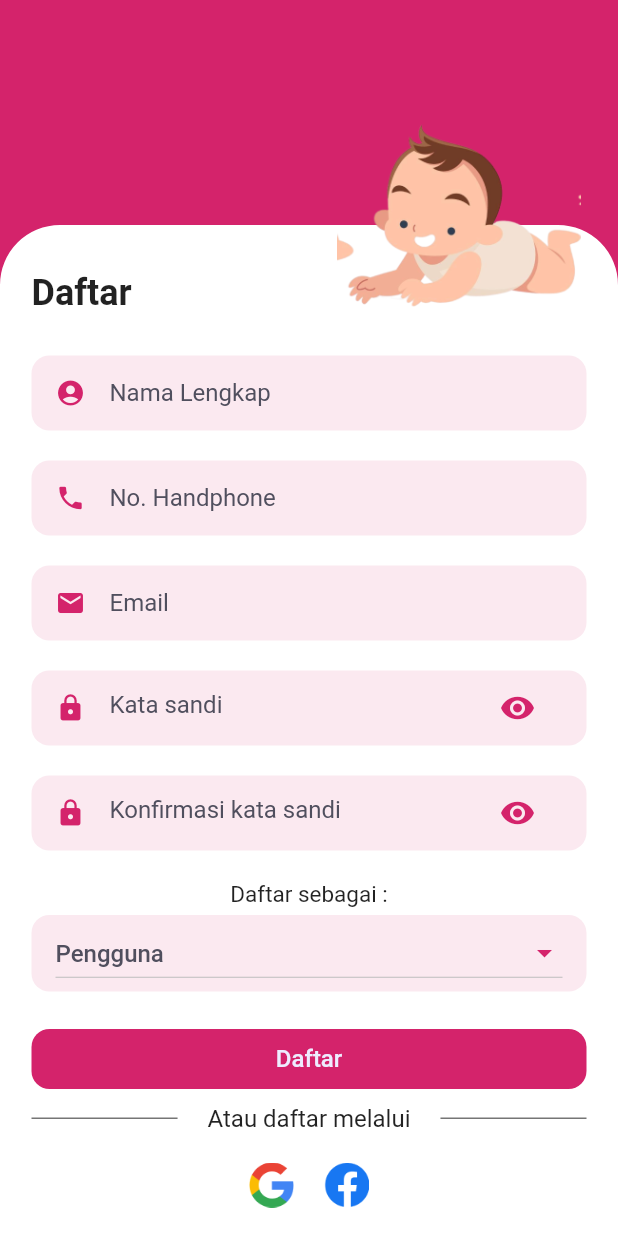
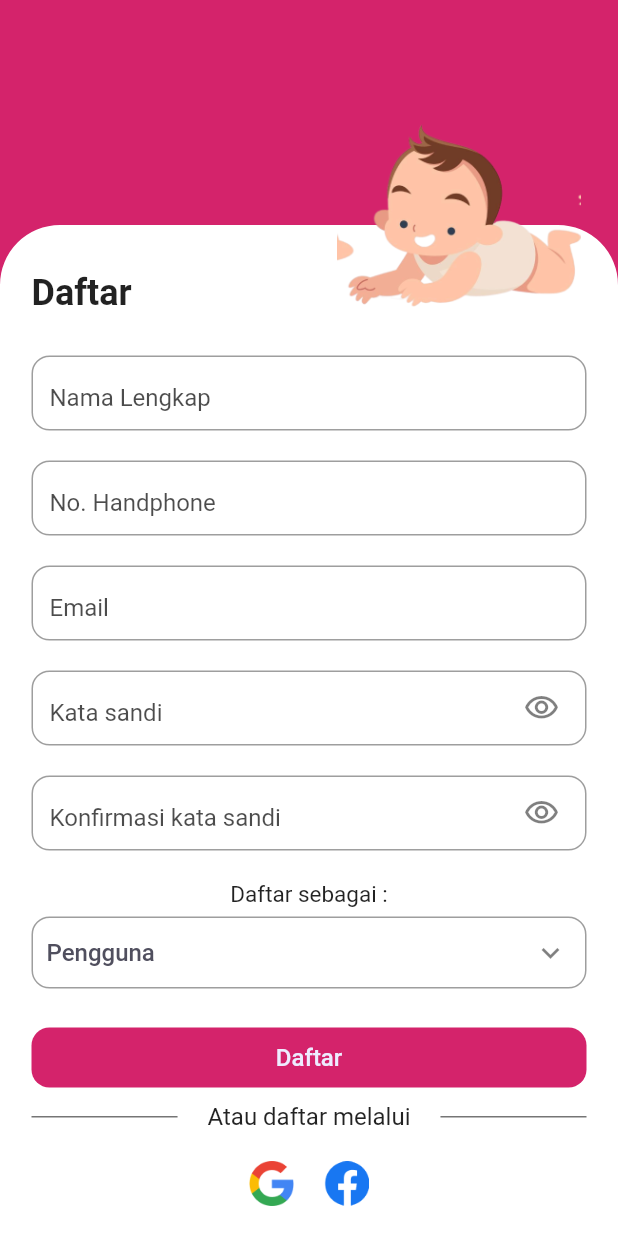
Before and after one commit to yaminmuhammad/pedikia-apps, a Flutter app: the SignUpPage screen opened by its route, on a phone screen of 412 x 824 dp. Run offline on Flutter 3.47's test engine with Material 2 defaults, Android fonts, the light colour scheme and no system bars; our stand-ins replace carousel_slider, flutter_datetime_picker, get, google_fonts, lottie.

Commit message:
update sign up page

```diff
--- a/lib/pages/sign_up_page.dart
+++ b/lib/pages/sign_up_page.dart
@@ -2,6 +2,8 @@
 
 import 'package:flutter/material.dart';
 import 'package:pedikia/theme.dart';
+
+bool focus = false;
 
 class SignUpPage extends StatefulWidget {
   const SignUpPage({super.key});
@@ -13,7 +15,7 @@
 const List<String> list = <String>['Pengguna', 'Terapis'];
 
 class _SignUpPageState extends State<SignUpPage> {
-  var _isObscured;
+  dynamic _isObscured;
   String dropdownValue = list.first;
 
   @override
@@ -74,142 +76,146 @@
                           ),
                           Container(
                             height: 50,
-                            padding: EdgeInsets.symmetric(
-                              horizontal: 16,
-                            ),
                             decoration: BoxDecoration(
-                              color: secondaryColor,
+                              color: Colors.white,
                               borderRadius: BorderRadius.circular(12),
                             ),
                             child: Center(
-                              child: Row(
-                                children: [
-                                  Icon(
-                                    Icons.account_circle,
-                                    color: primaryColor,
-                                    size: 20,
+                              child: Expanded(
+                                child: TextFormField(
+                                  keyboardType: TextInputType.name,
+                                  style: subtitleTextStyle,
+                                  decoration: InputDecoration(
+                                    alignLabelWithHint: true,
+                                    labelText: 'Nama Lengkap',
+                                    labelStyle: TextStyle(
+                                        color: Colors.black.withOpacity(0.7)
                                     ),
-                                  SizedBox(
-                                    width: 16,
+                                    border: OutlineInputBorder(
+                                      borderRadius: BorderRadius.circular(12),
+                                      borderSide: const BorderSide(
+                                        color: Color.fromARGB(1, 187, 186, 186),
+                                        width: 1.5,
                                       ),
-                                  Expanded(
-                                    child: TextFormField(
-                                      style: subtitleTextStyle,
-                                      decoration: InputDecoration.collapsed(
-                                        hintText: 'Nama Lengkap',
-                                        hintStyle: subtitleTextStyle,
+                                    ),
+                                    focusedBorder: OutlineInputBorder(
+                                        borderRadius: BorderRadius.circular(12),
+                                        borderSide: BorderSide(color: primaryColor)
                                     ),
                                   ),
                                 ),
-                                ],
                               ),
                             ),
                           ),
                           SizedBox(height: 20.0),
                           Container(
                             height: 50,
-                            padding: EdgeInsets.symmetric(
-                              horizontal: 16,
-                            ),
                             decoration: BoxDecoration(
-                              color: secondaryColor,
+                              color: Colors.white,
                               borderRadius: BorderRadius.circular(12),
                             ),
                             child: Center(
-                              child: Row(
-                                children: [
-                                  Icon(
-                                    Icons.phone,
-                                    color: primaryColor,
-                                    size: 20,
+                              child: Expanded(
+                                child: TextFormField(
+                                  keyboardType: TextInputType.phone,
+                                  style: subtitleTextStyle,
+                                  decoration: InputDecoration(
+                                    alignLabelWithHint: true,
+                                    labelText: 'No. Handphone',
+                                    labelStyle: TextStyle(
+                                        color: Colors.black.withOpacity(0.7)
                                     ),
-                                  SizedBox(
-                                    width: 16,
+                                    border: OutlineInputBorder(
+                                      borderRadius: BorderRadius.circular(12),
+                                      borderSide: const BorderSide(
+                                        color: Color.fromARGB(1, 187, 186, 186),
+                                        width: 1.5,
                                       ),
-                                  Expanded(
-                                    child: TextFormField(
-                                      style: subtitleTextStyle,
-                                      decoration: InputDecoration.collapsed(
-                                        hintText: 'No. Handphone',
-                                        hintStyle: subtitleTextStyle,
+                                    ),
+                                    focusedBorder: OutlineInputBorder(
+                                        borderRadius: BorderRadius.circular(12),
+                                        borderSide: BorderSide(color: primaryColor)
                                     ),
                                   ),
                                 ),
-                                ],
                               ),
                             ),
                           ),
                           SizedBox(height: 20.0),
                           Container(
                             height: 50,
-                            padding: EdgeInsets.symmetric(
-                              horizontal: 16,
-                            ),
                             decoration: BoxDecoration(
-                              color: secondaryColor,
+                              color: Colors.white,
                               borderRadius: BorderRadius.circular(12),
                             ),
                             child: Center(
-                              child: Row(
-                                children: [
-                                  Icon(
-                                    Icons.email,
-                                    color: primaryColor,
-                                    size: 20,
+                              child: Expanded(
+                                child: TextFormField(
+                                  keyboardType: TextInputType.emailAddress,
+                                  style: subtitleTextStyle,
+                                  decoration: InputDecoration(
+                                    alignLabelWithHint: true,
+                                    labelText: 'Email',
+                                    labelStyle: TextStyle(
+                                        color: Colors.black.withOpacity(0.7)
                                     ),
-                                  SizedBox(
-                                    width: 16,
+                                    border: OutlineInputBorder(
+                                      borderRadius: BorderRadius.circular(12),
+                                      borderSide: const BorderSide(
+                                        color: Color.fromARGB(1, 187, 186, 186),
+                                        width: 1.5,
                                       ),
-                                  Expanded(
-                                    child: TextFormField(
-                                      style: subtitleTextStyle,
-                                      decoration: InputDecoration.collapsed(
-                                        hintText: 'Email',
-                                        hintStyle: subtitleTextStyle,
+                                    ),
+                                    focusedBorder: OutlineInputBorder(
+                                        borderRadius: BorderRadius.circular(12),
+                                        borderSide: BorderSide(color: primaryColor)
                                     ),
                                   ),
                                 ),
-                                ],
                               ),
                             ),
                           ),
                           SizedBox(height: 20.0),
                           Container(
                             height: 50,
-                            padding: EdgeInsets.symmetric(
-                              horizontal: 16,
-                            ),
                             decoration: BoxDecoration(
-                              color: secondaryColor,
+                              color: Colors.white,
                               borderRadius: BorderRadius.circular(12),
                             ),
                             child: Center(
-                              child: Row(
-                                children: [
-                                  Icon(
-                                    Icons.lock,
-                                    color: primaryColor,
-                                    size: 20,
-                                  ),
-                                  SizedBox(
-                                    width: 16,
-                                  ),
-                                  Expanded(
+                              child: Expanded(
                                 child: TextFormField(
+                                  keyboardType: TextInputType.visiblePassword,
                                   style: subtitleTextStyle,
                                   obscureText: _isObscured,
                                   decoration: InputDecoration(
+                                    alignLabelWithHint: true,
+                                    labelText: 'Kata sandi',
+                                    labelStyle: TextStyle(
+                                        color: Colors.black.withOpacity(0.7)
+                                    ),
+                                    border: OutlineInputBorder(
+                                      borderRadius: BorderRadius.circular(12),
+                                      borderSide: const BorderSide(
+                                        color: Color.fromARGB(1, 187, 186, 186),
+                                        width: 1.5,
+                                      ),
+                                    ),
+                                    focusedBorder: OutlineInputBorder(
+                                        borderRadius: BorderRadius.circular(12),
+                                        borderSide: BorderSide(color: primaryColor)
+                                    ),
                                     suffixIcon: IconButton(
                                       padding: EdgeInsetsDirectional.only(
                                           end: 12),
                                       icon: _isObscured
                                           ? Icon(
-                                                  Icons.visibility,
-                                                  color: primaryColor,
+                                        Icons.visibility_outlined,
+                                        color: Colors.black.withOpacity(0.5),
                                       )
                                           : Icon(
                                         Icons.visibility_off_outlined,
-                                                  color: primaryColor,
+                                        color: Colors.black.withOpacity(0.5),
                                       ),
                                       onPressed: () {
                                         setState(() {
@@ -217,53 +223,52 @@
                                         });
                                       },
                                     ),
-                                        border: InputBorder.none,
-                                        hintText: 'Kata sandi',
-                                        hintStyle: subtitleTextStyle,
                                   ),
                                 ),
-                                  ),
-                                ],
                               ),
                             ),
                           ),
                           SizedBox(height: 20.0),
                           Container(
                             height: 50,
-                            padding: EdgeInsets.symmetric(
-                              horizontal: 16,
-                            ),
                             decoration: BoxDecoration(
-                              color: secondaryColor,
+                              color: Colors.white,
                               borderRadius: BorderRadius.circular(12),
                             ),
                             child: Center(
-                              child: Row(
-                                children: [
-                                  Icon(
-                                    Icons.lock,
-                                    color: primaryColor,
-                                    size: 20,
-                                  ),
-                                  SizedBox(
-                                    width: 16,
-                                  ),
-                                  Expanded(
+                              child: Expanded(
                                 child: TextFormField(
+                                  keyboardType: TextInputType.visiblePassword,
                                   style: subtitleTextStyle,
                                   obscureText: _isObscured,
                                   decoration: InputDecoration(
+                                    alignLabelWithHint: true,
+                                    labelText: 'Konfirmasi kata sandi',
+                                    labelStyle: TextStyle(
+                                        color: Colors.black.withOpacity(0.7)
+                                    ),
+                                    border: OutlineInputBorder(
+                                      borderRadius: BorderRadius.circular(12),
+                                      borderSide: const BorderSide(
+                                        color: Color.fromARGB(1, 187, 186, 186),
+                                        width: 1.5,
+                                      ),
+                                    ),
+                                    focusedBorder: OutlineInputBorder(
+                                        borderRadius: BorderRadius.circular(12),
+                                        borderSide: BorderSide(color: primaryColor)
+                                    ),
                                     suffixIcon: IconButton(
                                       padding: EdgeInsetsDirectional.only(
                                           end: 12),
                                       icon: _isObscured
                                           ? Icon(
-                                                  Icons.visibility,
-                                                  color: primaryColor,
+                                        Icons.visibility_outlined,
+                                        color: Colors.black.withOpacity(0.5),
                                       )
                                           : Icon(
                                         Icons.visibility_off_outlined,
-                                                  color: primaryColor,
+                                        color: Colors.black.withOpacity(0.5),
                                       ),
                                       onPressed: () {
                                         setState(() {
@@ -271,13 +276,8 @@
                                         });
                                       },
                                     ),
-                                        border: InputBorder.none,
-                                        hintText: 'Konfirmasi kata sandi',
-                                        hintStyle: subtitleTextStyle,
                                   ),
                                 ),
-                                  ),
-                                ],
                               ),
                             ),
                           ),
@@ -294,22 +294,37 @@
                             height: 5,
                           ),
                           Container(
-                            height: 51,
-                            padding: EdgeInsets.symmetric(
-                              horizontal: 16,
-                            ),
+                            height: 50,
                             decoration: BoxDecoration(
-                              color: secondaryColor,
+                              color: Colors.white,
                               borderRadius: BorderRadius.circular(12),
                             ),
                             child: Center(
-                              child: DropdownButton<String>(
+                                child: Expanded(
+                                  child: DropdownButtonHideUnderline(
+                                    child: DropdownButtonFormField(
+                                      decoration: InputDecoration(
+                                        contentPadding: EdgeInsets.symmetric(vertical: 5, horizontal: 10),
+                                        border: OutlineInputBorder(
+                                          borderRadius: BorderRadius.circular(12),
+                                          borderSide: BorderSide(
+                                              color: Colors.black.withOpacity(0.7),
+                                              width: 1.5
+                                          ),
+                                        ),
+                                        focusedBorder: OutlineInputBorder(
+                                          borderRadius: BorderRadius.circular(12),
+                                          borderSide: BorderSide(
+                                              color: primaryColor,
+                                              width: 1.5
+                                          ),
+                                        ),
+                                      ),
                                       value: dropdownValue,
                                       icon: Icon(
-                                  Icons.arrow_drop_down,
-                                  color: primaryColor,
+                                        Icons.keyboard_arrow_down_outlined,
+                                        color: Colors.black.withOpacity(0.5),
                                       ),
-                                isExpanded: true,
                                       borderRadius: BorderRadius.circular(12),
                                       style: subtitleTextStyle.copyWith(
                                         fontSize: 16,
@@ -328,6 +343,8 @@
                                             );
                                           }).toList(),
                                     ),
+                                  ),
+                                )
                             ),
                           ),
                           SizedBox(
```
Lines whose indentation alone changed are shown as unchanged.
